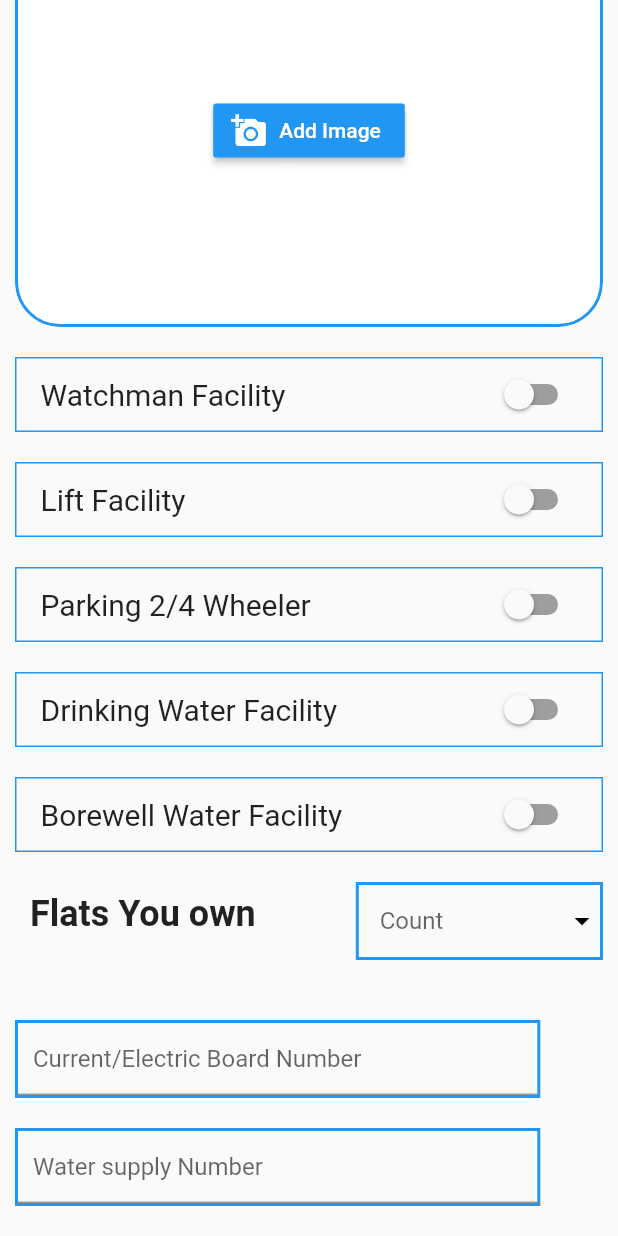
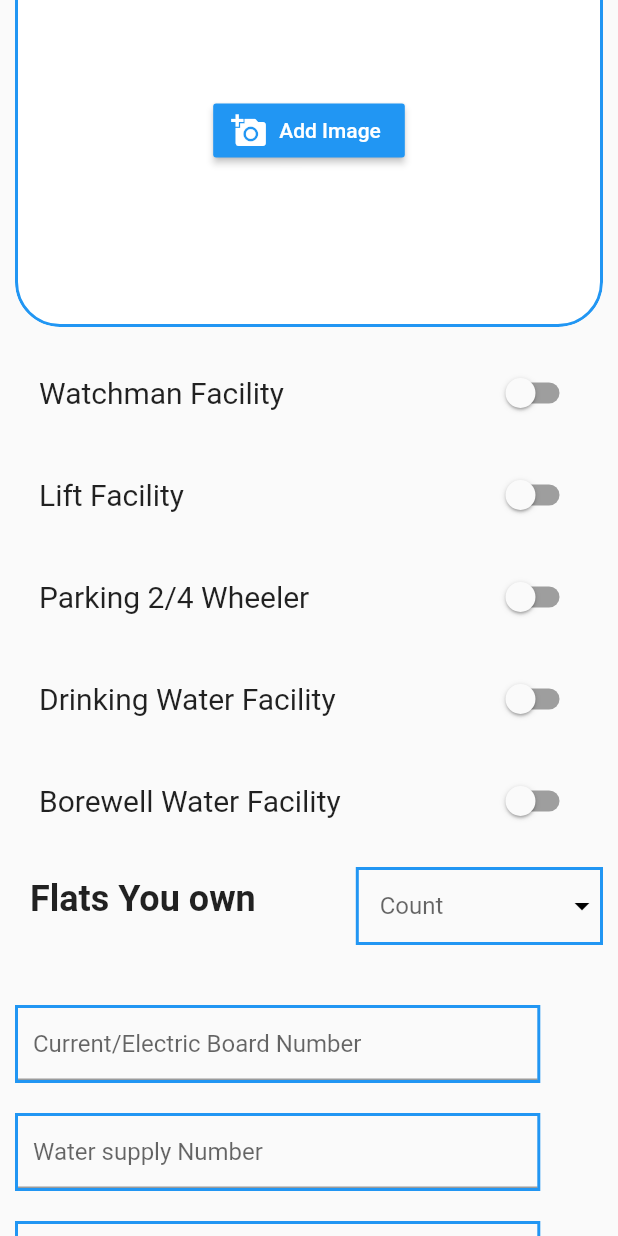
Before and after one commit to smqcse101/Miniprojectlite, a Flutter app: the LandLordOnboarding screen opened directly, scrolled down 576 dp, on a phone screen of 412 x 824 dp. Run offline on Flutter 3.47's test engine with Material 2 defaults, Android fonts, the phone set to English and light mode, and no system bars; our stand-ins replace image_picker, toggle_switch.

Commit message:
2nd iteration

```diff
--- a/lib/Pages/LandLordOnBoarding.dart
+++ b/lib/Pages/LandLordOnBoarding.dart
@@ -1,7 +1,11 @@
 import "package:flutter/material.dart";
 import 'package:image_picker/image_picker.dart';
-import 'file:///C:/Users/Murtuza/AndroidStudioProjects/miniproject/lib/Pages/lanlordonboardingmodel.dart';
+import 'package:miniproject/importantwidgets/flatdetails.dart';
+
 import 'dart:io';
+
+import 'file:///C:/Users/Murtuza/AndroidStudioProjects/miniproject/lib/models/lanlordonboardingmodel.dart';
+
 
 class LandLordOnboarding extends StatefulWidget {
   @override
@@ -9,7 +13,7 @@ class LandLordOnboarding extends StatefulWidget {
 }
 
 class _LandLordOnboardingState extends State<LandLordOnboarding> {
-  LandLordOnBoardingModel data = LandLordOnBoardingModel();
+LandLordOnBoardingModel data=LandLordOnBoardingModel();
 
   void _forDp() async {
     PickedFile pickedFromGallery =
@@ -37,6 +41,7 @@ class _LandLordOnboardingState extends State<LandLordOnboarding> {
           Container(
             margin: EdgeInsets.fromLTRB(10, 0, 10, 10),
             child: Column(
+              crossAxisAlignment: CrossAxisAlignment.start,
               children: [
                 Container(
 //                 padding: EdgeInsets.fromLTRB(10, 0, 10, 10),
@@ -131,19 +136,14 @@ class _LandLordOnboardingState extends State<LandLordOnboarding> {
                     ],
                   ),
                 ),
-                Align(
-                  alignment: Alignment.topLeft,
-                  child: Container(
+                Container(
                     margin: EdgeInsets.fromLTRB(10, 0, 0, 10),
                     child: Text(
                       "Your Building Details",
                       style: TextStyle(
                           fontWeight: FontWeight.bold, fontSize: 24),
                     )),
-                ),
-                Align(
-                  alignment: Alignment.topLeft,
-                  child: Container(
+                Container(
                   decoration: BoxDecoration(
                       border: Border.all(width: 2, color: Colors.blue)),
                   width: screenwidth * 0.65,
@@ -158,11 +158,8 @@ class _LandLordOnboardingState extends State<LandLordOnboarding> {
                         contentPadding: EdgeInsets.all(10)),
                   ),
                 ),
-                ),
                 SizedBox(height: 20),
-                Align(
-                  alignment: Alignment.topLeft,
-                  child: Row(
+                Row(
                   children: [
                     Container(
                       decoration: BoxDecoration(
@@ -200,11 +197,8 @@ class _LandLordOnboardingState extends State<LandLordOnboarding> {
                     )
                   ],
                 ),
-                ),
                 SizedBox(height: 20),
-                Align(
-                  alignment: Alignment.topLeft,
-                  child: Row(
+                Row(
                   children: [
                     Container(
                       decoration: BoxDecoration(
@@ -260,11 +254,8 @@ class _LandLordOnboardingState extends State<LandLordOnboarding> {
                     )
                   ],
                 ),
-                ),
                 SizedBox(height: 20),
-                Align(
-                  alignment: Alignment.topLeft,
-                  child: Row(
+                Row(
                   children: [
                     Container(
                       padding: EdgeInsets.fromLTRB(10, 0, 0, 0),
@@ -322,7 +313,6 @@ class _LandLordOnboardingState extends State<LandLordOnboarding> {
                     ),
                   ],
                 ),
-                ),
                 SizedBox(height: 20),
                 ClipRRect(
                   borderRadius: BorderRadius.circular(30),
@@ -366,12 +356,9 @@ class _LandLordOnboardingState extends State<LandLordOnboarding> {
                 SizedBox(
                   height: 20,
                 ),
-                Align(
-                  alignment: Alignment.topLeft,
-                  child: Container(
+                Container(
                   width: screenwidth,
-                    decoration: BoxDecoration(
-                        border: Border.all(width: 1, color: Colors.blue)),
+
                   child: SwitchListTile(
                     title: Text(
                       "Watchman Facility",
@@ -389,16 +376,12 @@ class _LandLordOnboardingState extends State<LandLordOnboarding> {
                     },
                   ),
                 ),
-                ),
                 SizedBox(
                   height: 20,
                 ),
-                Align(
-                  alignment: Alignment.topLeft,
-                  child: Container(
+                Container(
                   width: screenwidth,
-                    decoration: BoxDecoration(
-                        border: Border.all(width: 1, color: Colors.blue)),
+
                   child: SwitchListTile(
                     title: Text(
                       "Lift Facility",
@@ -416,16 +399,12 @@ class _LandLordOnboardingState extends State<LandLordOnboarding> {
                     },
                   ),
                 ),
-                ),
                 SizedBox(
                   height: 20,
                 ),
-                Align(
-                  alignment: Alignment.topLeft,
-                  child: Container(
+                Container(
                   width: screenwidth,
-                    decoration: BoxDecoration(
-                        border: Border.all(width: 1, color: Colors.blue)),
+
                   child: SwitchListTile(
                     title: Text(
                       "Parking 2/4 Wheeler",
@@ -443,16 +422,12 @@ class _LandLordOnboardingState extends State<LandLordOnboarding> {
                     },
                   ),
                 ),
-                ),
                 SizedBox(
                   height: 20,
                 ),
-                Align(
-                  alignment: Alignment.topLeft,
-                  child: Container(
+                Container(
                   width: screenwidth,
-                    decoration: BoxDecoration(
-                        border: Border.all(width: 1, color: Colors.blue)),
+
                   child: SwitchListTile(
                     title: Text(
                       "Drinking Water Facility",
@@ -470,16 +445,12 @@ class _LandLordOnboardingState extends State<LandLordOnboarding> {
                     },
                   ),
                 ),
-                ),
                 SizedBox(
                   height: 20,
                 ),
-                Align(
-                  alignment: Alignment.topLeft,
-                  child: Container(
+                Container(
                   width: screenwidth,
-                    decoration: BoxDecoration(
-                        border: Border.all(width: 1, color: Colors.blue)),
+
                   child: SwitchListTile(
                     title: Text(
                       "Borewell Water Facility",
@@ -497,13 +468,10 @@ class _LandLordOnboardingState extends State<LandLordOnboarding> {
                     },
                   ),
                 ),
-                ),
                 SizedBox(
                   height: 20,
                 ),
-                Align(
-                  alignment: Alignment.topLeft,
-                  child: Row(
+                Row(
                   mainAxisAlignment: MainAxisAlignment.spaceBetween,
                   children: [
                     Container(
@@ -546,7 +514,6 @@ class _LandLordOnboardingState extends State<LandLordOnboarding> {
                     ),
                   ],
                 ),
-                ),
                 SizedBox(
                   height: 20,
                 ),
@@ -568,11 +535,11 @@ class _LandLordOnboardingState extends State<LandLordOnboarding> {
                                 decoration: BoxDecoration(
                                     border: Border.all(
                                         width: 2, color: Colors.blue)),
-                                width: screenwidth * 0.65,
+                                width: screenwidth * 0.7,
                                 child: TextFormField(
                                   decoration: InputDecoration(
                                       hintText:
-                                          'Your Apartment ${index + 1} Name',
+                                          'Your Apartment ${index + 1} Name/number',
                                       contentPadding: EdgeInsets.all(10)),
                                 ),
                               ),
@@ -581,9 +548,7 @@ class _LandLordOnboardingState extends State<LandLordOnboarding> {
                         ),
                       ),
                 SizedBox(height: 20),
-                Align(
-                  alignment: Alignment.topLeft,
-                  child: Container(
+                Container(
                   decoration: BoxDecoration(
                       border: Border.all(width: 2, color: Colors.blue)),
                   width: screenwidth * 0.85,
@@ -599,11 +564,8 @@ class _LandLordOnboardingState extends State<LandLordOnboarding> {
                         contentPadding: EdgeInsets.all(10)),
                   ),
                 ),
-                ),
                 SizedBox(height: 20),
-                Align(
-                  alignment: Alignment.topLeft,
-                  child: Container(
+                Container(
                   decoration: BoxDecoration(
                       border: Border.all(width: 2, color: Colors.blue)),
                   width: screenwidth * 0.85,
@@ -619,18 +581,16 @@ class _LandLordOnboardingState extends State<LandLordOnboarding> {
                         contentPadding: EdgeInsets.all(10)),
                   ),
                 ),
-                ),
                 SizedBox(height: 20),
-                Align(
-                  alignment: Alignment.topLeft,
-                  child: Container(
+                Container(
                   decoration: BoxDecoration(
                       border: Border.all(width: 2, color: Colors.blue)),
                   width: screenwidth * 0.85,
                   child: TextFormField(
                     onSaved: (value){
                       setState(() {
-                          data.watcmanNumber=value;
+                       data.watchmanNumber=value;
+
                       });
                     },
                     keyboardType: TextInputType.number,
@@ -639,9 +599,51 @@ class _LandLordOnboardingState extends State<LandLordOnboarding> {
                         contentPadding: EdgeInsets.all(10)),
                   ),
                 ),
+                SizedBox(height: 20),
+                Container(
+                  decoration: BoxDecoration(
+                      border: Border.all(width: 2, color: Colors.blue)),
+                  width: screenwidth * 0.85,
+                  child: TextFormField(
+                    onSaved: (value){
+                      setState(() {
+                        data.watchmanName=value;
+
+                      });
+                    },
+                    keyboardType: TextInputType.number,
+                    decoration: InputDecoration(
+                        hintText: 'Watchman Name',
+                        contentPadding: EdgeInsets.all(10)),
+                  ),
                 ),
                 SizedBox(height: 20),
-                RaisedButton(child: Text("Next"), onPressed: () {})
+                Container(
+                  decoration: BoxDecoration(
+                      border: Border.all(width: 2, color: Colors.blue)),
+                  width: screenwidth * 0.85,
+                  child: TextFormField(
+                    onSaved: (value){
+                      setState(() {
+                        data.watchmanAge=int.parse(value);
+
+                      });
+                    },
+                    keyboardType: TextInputType.number,
+                    decoration: InputDecoration(
+                        hintText: 'Watchman Age',
+                        contentPadding: EdgeInsets.all(10)),
+                  ),
+                ),
+                SizedBox(height: 20),
+                RaisedButton(child: Text("Next"), onPressed: () {
+
+                  Navigator.pushReplacement(
+                      context,
+                      MaterialPageRoute(
+                          builder: (context) =>
+                              IndividualFlatDetails()));
+                })
               ],
             ),
           )
--- a/lib/Pages/lanlordonboardingmodel.dart
+++ b/lib/models/lanlordonboardingmodel.dart
@@ -20,7 +20,10 @@ class LandLordOnBoardingModel {
   int flatsOwnedCount;
   //flatnames
 String currentNumber;
+String watchmanNumber;
 String waterSupplyNumber;
-String watcmanNumber;
+
+String watchmanName;
+int watchmanAge;
 
 }
--- a/pubspec.yaml
+++ b/pubspec.yaml
@@ -30,6 +30,7 @@ dependencies:
   cupertino_icons: ^1.0.0
   toggle_switch: "^0.1.8"
   image_picker: ^0.6.7+7
+  cupertino_stepper: ^0.1.2
 
 dev_dependencies:
   flutter_test:
@@ -52,6 +53,7 @@ flutter:
     - Assets/logo.png
     - Assets/googlelogo.png
     - Assets/123.png
+    - Assets/profile.png
 
 
 
```
Also changed, not shown: lib/Pages/loginPage.dart (+26 -11 lines), lib/Pages/ownerhomepage.dart (added, +152 -0 lines), lib/importantwidgets/flatdetails.dart (added, +336 -0 lines), lib/main.dart (+6 -3 lines), lib/models/flatdetails.dart (added, +18 -0 lines), Assets/profile.png (added), pubspec.lock. Lines whose indentation alone changed are shown as unchanged.
